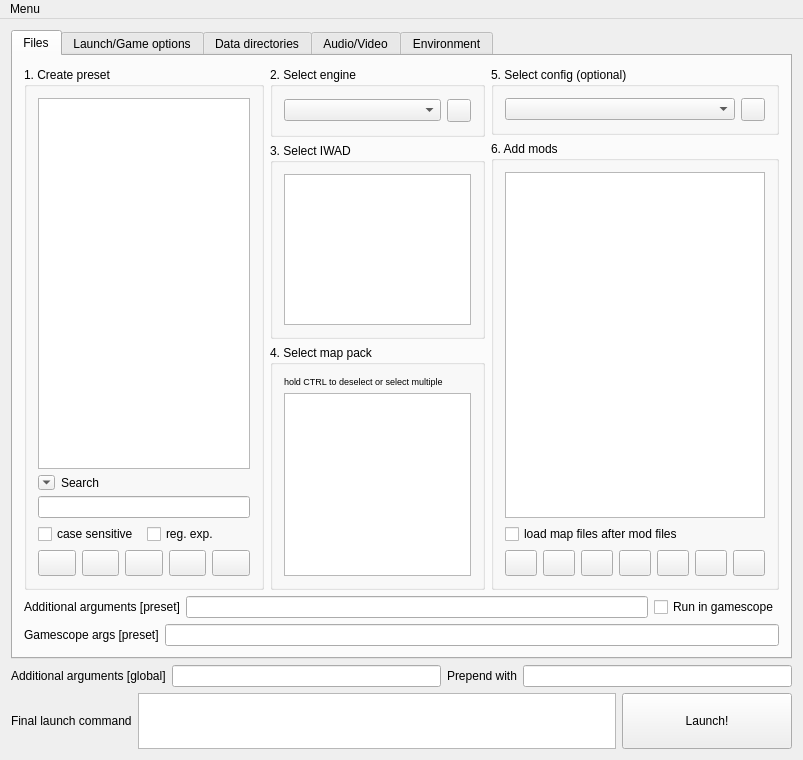
This is Forms/MainWindow.ui in kdmn2/DoomRunnerPlus as Qt 5 draws it before an edit. The edited form follows.
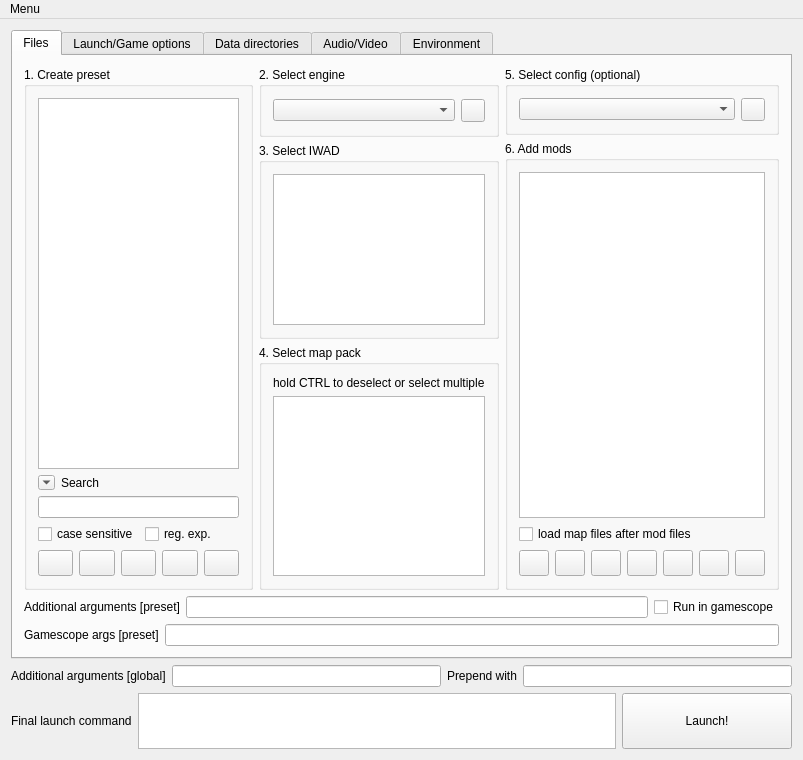
This is the edited form. Icons and pictures are not drawn. Custom widgets are drawn as their Qt base class.

Commit message:
fix(ui): remove hard-coded font sizes in main window & setup dialog so they scale
A few helper labels had fixed point sizes (7pt in the main window, 10pt in the
Initial Setup dialog), so they ignored the UI-scale setting and made the two
windows look inconsistent. Let them inherit the app font so text scales uniformly.

What changed in the file:
```diff
--- a/Forms/MainWindow.ui
+++ b/Forms/MainWindow.ui
@@ -305,11 +305,6 @@
               <layout class="QVBoxLayout" name="verticalLayout_7">
                <item>
                 <widget class="RightClickableLabel" name="mapDirHelpLabel">
-                 <property name="font">
-                  <font>
-                   <pointsize>7</pointsize>
-                  </font>
-                 </property>
                  <property name="text">
                   <string>hold CTRL to deselect or select multiple</string>
                  </property>
```
The commit also changes 1 other file.
